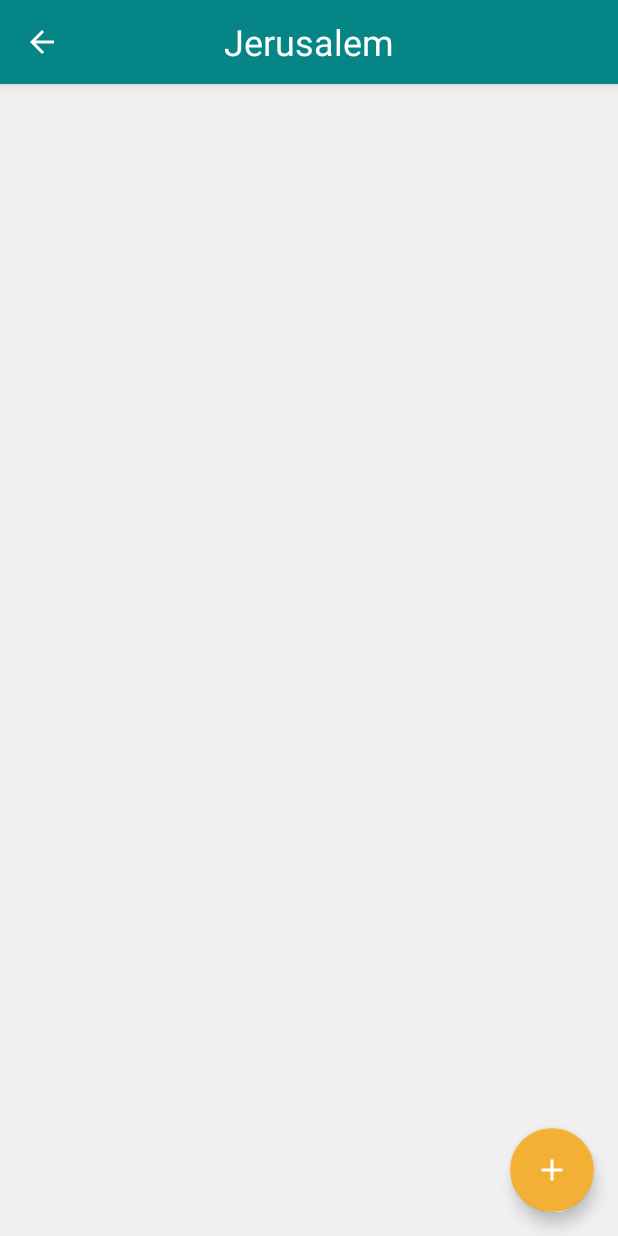
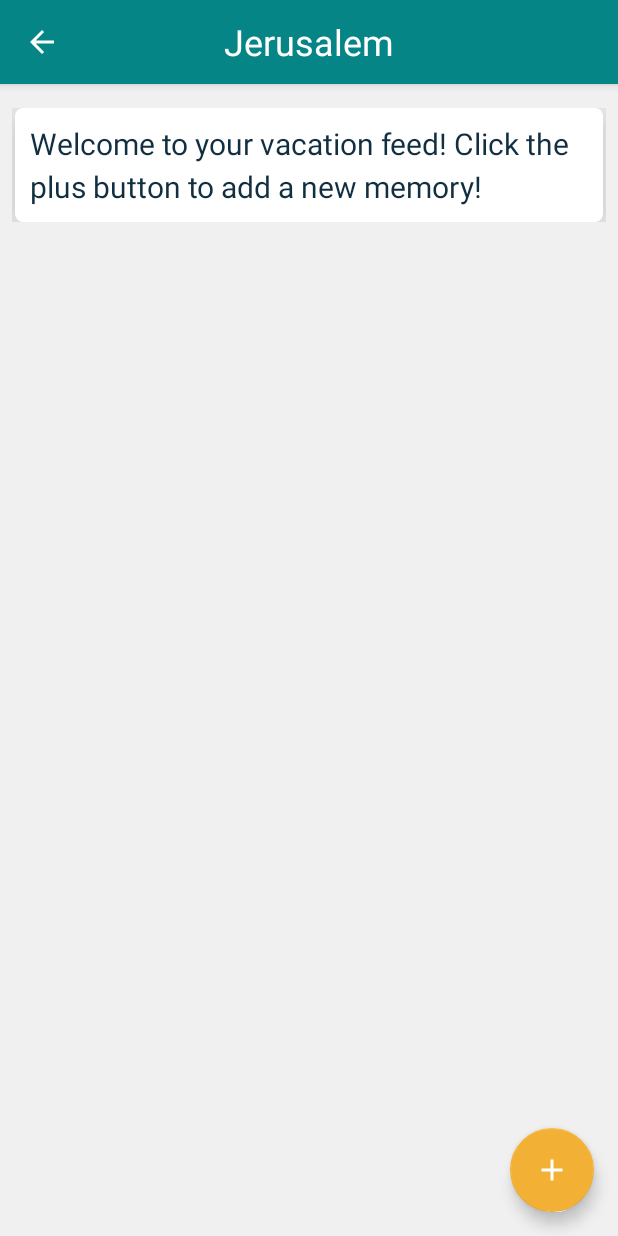
Before and after one commit to clairescout/MyTravelApp, an Android app: the screen it shows after launch (VacationFeedActivity), after a tap on "Jerusalem", on a phone screen of 412 x 824 dp. Run offline under Robolectric (Android 15) with nearby library versions, the phone set to English and light mode, and no system bars; libraries missing offline, so code that uses them is left out: com.spotify.android, com.spotify.protocol; 2 statements that could not run were skipped.

Commit message:
empty vacation feed and textview padding stuff

```diff
--- a/app/src/main/java/com/example/clairescout/mytravelapp/VacationFeedActivity.java
+++ b/app/src/main/java/com/example/clairescout/mytravelapp/VacationFeedActivity.java
@@ -79,6 +79,7 @@ public class VacationFeedActivity extends AppCompatActivity {
         Intent intent = getIntent();
         tripID = intent.getStringExtra("tripId");
         VacationFeedPresenter.getInstance().setCurrentTrip(tripID);
+        VacationFeedPresenter.getInstance().addInstructionCard();
         currentSongID = VacationFeedPresenter.getInstance().getSongId();
         if (currentSongID != null) {
             RelativeLayout musicBar = findViewById(R.id.music_bar);
@@ -105,6 +106,7 @@ public class VacationFeedActivity extends AppCompatActivity {
                 // image.setImageResource(R.drawable.templemount);
                 Bitmap compressedBitmap = BitmapFactory.decodeByteArray(((Photo) memory).getByteArray(),0,((Photo) memory).getByteArray().length);
                 image.setImageBitmap(compressedBitmap);
+                image.setVisibility(View.VISIBLE);
             }
         }
     }
@@ -284,6 +286,7 @@ public class VacationFeedActivity extends AppCompatActivity {
     @Override
     protected void onStop() {
         super.onStop();
+        VacationFeedPresenter.getInstance().removeInstructionCard();
         if (currentSongID != null) {
             pauseMusic();
             SpotifyAppRemote.CONNECTOR.disconnect(mSpotifyAppRemote);
--- a/app/src/main/java/presenters/VacationFeedPresenter.java
+++ b/app/src/main/java/presenters/VacationFeedPresenter.java
@@ -3,6 +3,7 @@ package presenters;
 import com.example.models.Photo;
 import com.example.models.Trip;
 import com.example.models.User;
+import com.example.models.Memory;
 
 public class VacationFeedPresenter {
 
@@ -38,4 +39,19 @@ public class VacationFeedPresenter {
         return currentTrip.getSong().getId();
     }
 
+    public void addInstructionCard() {
+        if (currentTrip.getMemories().size() == 0) {
+            Memory instructionCard = new Memory("Welcome to your vacation feed! Click the plus button to add a new memory!", "temp_memory");
+            currentTrip.addMemory(instructionCard);
+        }
+    }
+
+    public void removeInstructionCard() {
+        for (Memory m : currentTrip.getMemories()) {
+            if (m.getId().equals("temp_memory")) {
+                currentTrip.getMemories().remove(m);
+            }
+        }
+    }
+
 }
--- a/app/src/main/res/layout/activity_vacation_feed.xml
+++ b/app/src/main/res/layout/activity_vacation_feed.xml
@@ -45,6 +45,13 @@
             android:paddingBottom="8dp"
             android:layout_width="match_parent"
             android:layout_height="wrap_content" />
+
+        <TextView
+            android:id="@+id/camera_text"
+            android:layout_height="wrap_content"
+            android:layout_width="wrap_content"
+            android:background="@android:color/darker_gray"
+            />
 
         <android.support.design.widget.FloatingActionButton
             android:id="@+id/camera_button"
--- a/app/src/main/res/layout/item_memory_in_feed.xml
+++ b/app/src/main/res/layout/item_memory_in_feed.xml
@@ -27,6 +27,7 @@
                 android:layout_gravity="top"
                 android:layout_margin="8dp"
                 android:adjustViewBounds="true"
+                android:visibility="gone"
                 app:layout_constraintBottom_toTopOf="@+id/trip_name"
                 app:layout_constraintLeft_toRightOf="parent"
                 app:layout_constraintRight_toLeftOf="parent"
--- a/models/src/main/java/com/example/models/Memory.java
+++ b/models/src/main/java/com/example/models/Memory.java
@@ -13,6 +13,11 @@ public class Memory {
     public Memory(String text) {
         this.text = text;
         id = UUID.randomUUID().toString();
+    }
+
+    public Memory(String text, String id) {
+        this.text = text;
+        this.id = id;
     }
 
     public Memory() {
```
